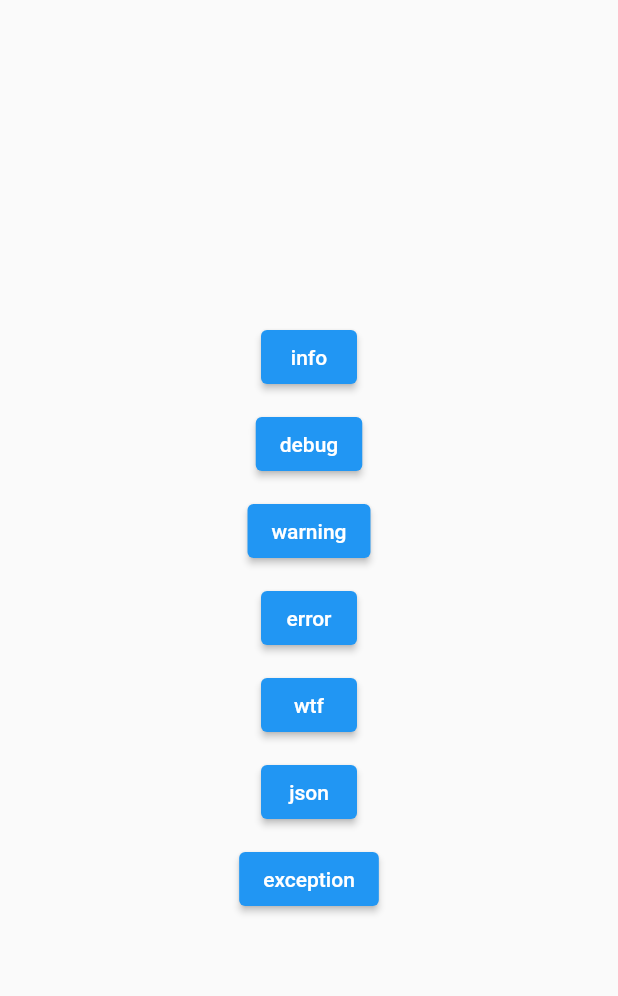
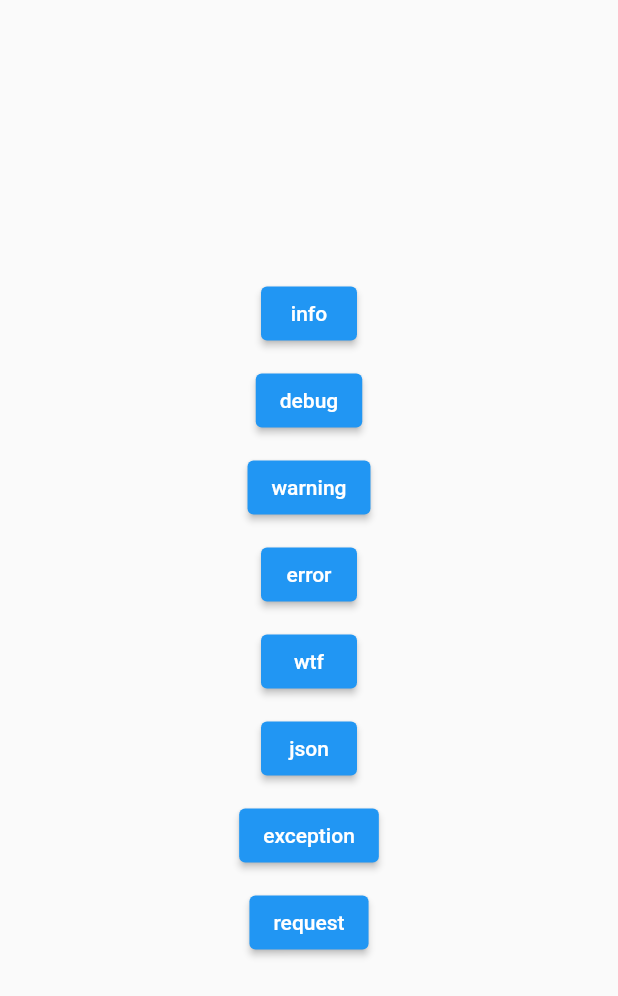
Before and after one commit to StarProxima/proxima_logger, a Flutter app: the screen it shows after launch, on a phone screen of 412 x 824 dp. Shown: the top 996 px of the screen. Run offline on Flutter 3.47's test engine with Material 2 defaults, Android fonts, the phone set to English and light mode, and no system bars; our stand-ins replace dio.

Commit message:
Response log type

```diff
--- a/lib/logger/support/log_decorations.dart
+++ b/lib/logger/support/log_decorations.dart
@@ -33,6 +33,7 @@ class LogDecorations {
         middleDivider = '┄',
         dividerLine = '─' * lineLength,
         middleDividerLine = '┄' * lineLength;
+
   const LogDecorations.thick(this.lineLength)
       : topLeftCorner = '╔',
         bottomLeftCorner = '╚',
--- a/lib/logger/support/log_type.dart
+++ b/lib/logger/support/log_type.dart
@@ -1,4 +1,17 @@
 import 'ansi_pen.dart';
+
+abstract class LogType {
+  LogType({
+    required this.label,
+    required this.emoji,
+    required this.ansiPen,
+    required this.ansiPenOnBackground,
+  });
+  final String label;
+  final String emoji;
+  final AnsiPen ansiPen;
+  final AnsiPen ansiPenOnBackground;
+}
 
 enum Log implements LogType {
   info,
@@ -6,6 +19,8 @@ enum Log implements LogType {
   warning,
   error,
   wtf,
+  request,
+  response,
   nothing;
 
   @override
@@ -21,6 +36,10 @@ enum Log implements LogType {
         return 'error';
       case Log.wtf:
         return 'wtf';
+      case Log.request:
+        return 'request';
+      case Log.response:
+        return 'response';
       default:
         return '';
     }
@@ -39,6 +58,10 @@ enum Log implements LogType {
         return '⛔';
       case Log.wtf:
         return '👾';
+      case Log.request:
+        return '📡';
+      case Log.response:
+        return '📡';
       default:
         return '';
     }
@@ -57,6 +80,10 @@ enum Log implements LogType {
         return AnsiPen.red();
       case Log.wtf:
         return AnsiPen.purple();
+      case Log.request:
+        return AnsiPen.blue();
+      case Log.response:
+        return AnsiPen.blue();
       default:
         return AnsiPen.none();
     }
@@ -67,10 +94,3 @@ enum Log implements LogType {
     return AnsiPen.black();
   }
 }
-
-abstract class LogType {
-  String get label;
-  String get emoji;
-  AnsiPen get ansiPen;
-  AnsiPen get ansiPenOnBackground;
-}
--- a/pubspec.yaml
+++ b/pubspec.yaml
@@ -15,7 +15,7 @@ dependencies:
     sdk: flutter
 
   cupertino_icons: ^1.0.2
-
+  dio: ^4.0.6
 
 
 
```
Also changed, not shown: lib/main.dart (+28 -0 lines), pubspec.lock.
